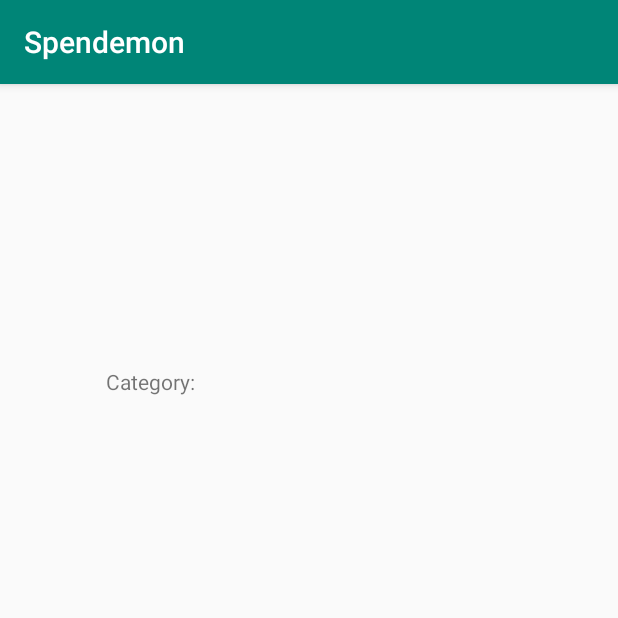
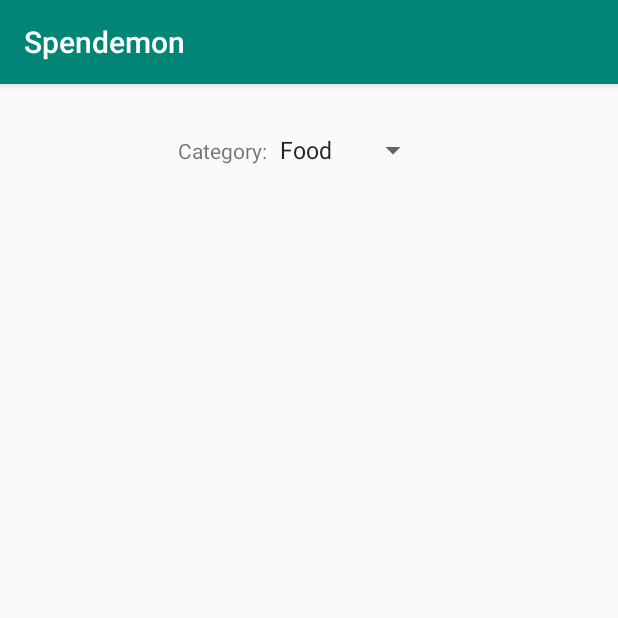
Before and after one commit to 785pavan/isee2019-SPENDEMON, an Android app: the EditData screen opened directly, with no data from a screen before it, on a phone screen of 412 x 824 dp, the top half of it. Run offline under Robolectric (Android 15) with nearby library versions, the phone set to English and light mode, and no system bars.

Commit message:
Edit Data XML edit

```diff
--- a/app/src/main/res/layout/activity_edit_data.xml
+++ b/app/src/main/res/layout/activity_edit_data.xml
@@ -6,12 +6,21 @@
     android:layout_height="match_parent"
     tools:context=".EditData">
 
+    <LinearLayout
+        android:id="@+id/linearLayout"
+        android:layout_width="wrap_content"
+        android:layout_height="wrap_content"
+        android:layout_marginTop="32dp"
+        android:layout_marginEnd="8dp"
+        android:orientation="horizontal"
+        app:layout_constraintEnd_toEndOf="parent"
+        app:layout_constraintStart_toStartOf="parent"
+        app:layout_constraintTop_toTopOf="parent">
+
         <TextView
             android:id="@+id/tvCategory"
             android:layout_width="wrap_content"
             android:layout_height="wrap_content"
-        android:layout_marginTop="8dp"
-        android:layout_marginBottom="8dp"
             android:text="@string/category"
             app:layout_constraintBottom_toBottomOf="parent"
             app:layout_constraintEnd_toEndOf="parent"
@@ -19,4 +28,13 @@
             app:layout_constraintStart_toStartOf="parent"
             app:layout_constraintTop_toTopOf="parent"
             app:layout_constraintVertical_bias="0.247" />
+
+        <Spinner
+            android:layout_width="wrap_content"
+            android:layout_height="wrap_content"
+            android:entries="@array/categories">
+
+        </Spinner>
+
+    </LinearLayout>
 </androidx.constraintlayout.widget.ConstraintLayout>
--- a/app/src/main/res/values/strings.xml
+++ b/app/src/main/res/values/strings.xml
@@ -22,6 +22,10 @@
         <item>English</item>
         <item>Deutsch</item>
     </string-array>
+    <string-array name="categories">
+        <item>Food</item>
+        <item>Travel</item>
+    </string-array>
     <string name="title_activity_summary">Summary</string>
     <string name="_7">7</string>
     <string name="_8">8</string>
```
Lines whose indentation alone changed are shown as unchanged.
